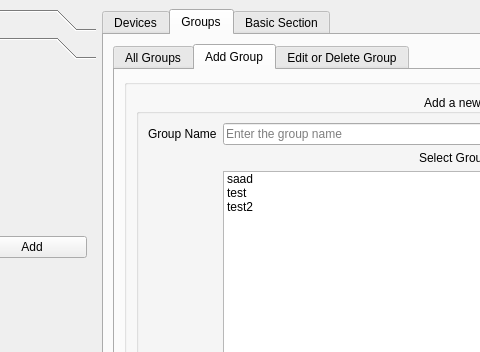
The window that main.ui (saad909/cnsrc) describes before a commit, drawn with Qt 5; both pictures show x 158 to 638 and y 0 to 352 of the 1004 by 762 pixel window.
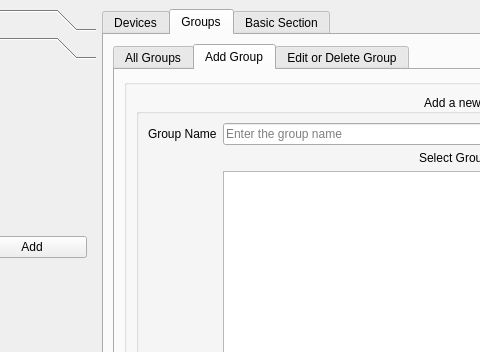
The same window after the commit.

The edit to the form file:
```diff
--- a/main.ui
+++ b/main.ui
@@ -756,21 +756,6 @@
                     <property name="selectionMode">
                      <enum>QAbstractItemView::MultiSelection</enum>
                     </property>
-                    <item>
-                     <property name="text">
-                      <string>saad</string>
-                     </property>
-                    </item>
-                    <item>
-                     <property name="text">
-                      <string>test</string>
-                     </property>
-                    </item>
-                    <item>
-                     <property name="text">
-                      <string>test2</string>
-                     </property>
-                    </item>
                    </widget>
                   </item>
                   <item row="0" column="0">
```
